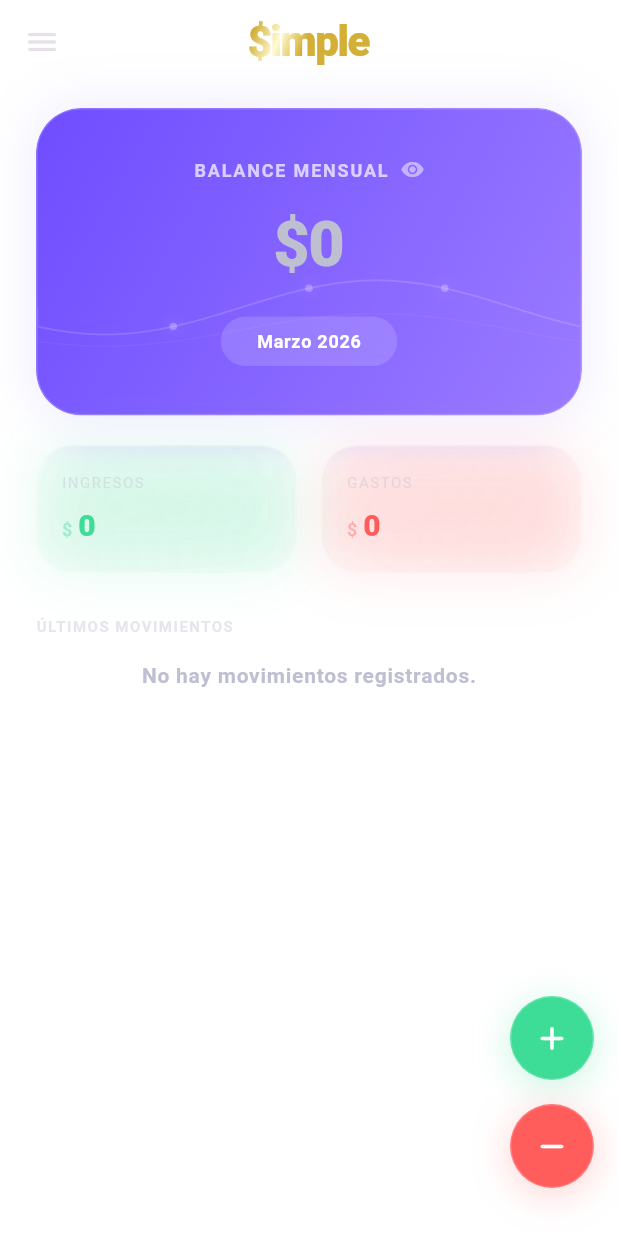
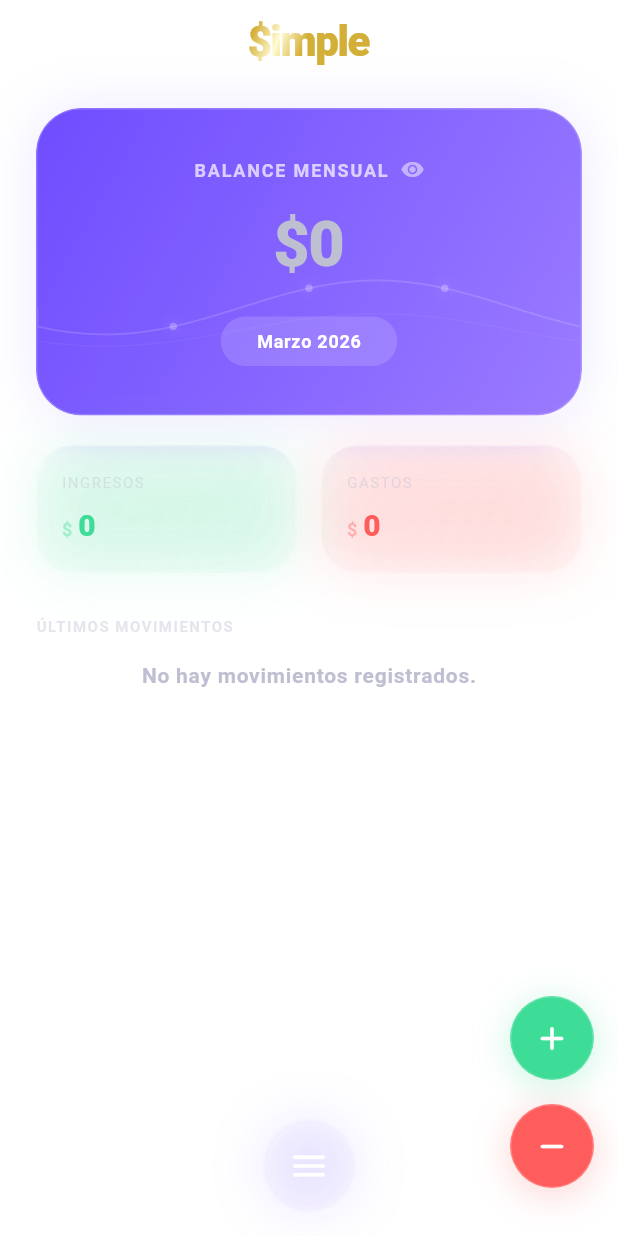
Before and after one commit to Miguel92D/GastosSimple, a Flutter app: the screen it shows after launch, after a tap on the "grid view" icon, on a phone screen of 412 x 824 dp. Run offline on Flutter 3.47's test engine with Material 3 defaults, Android fonts, the phone set to English and light mode, and no system bars; our stand-ins replace cloud_firestore, file_picker, firebase_auth, firebase_core, fl_chart, flutter_local_notifications and 8 more; missing offline and left inert: home_widget; accounts and stored records are empty.

Commit message:
dashboard ui update

```diff
--- a/lib/core/ui/layout/app_scaffold.dart
+++ b/lib/core/ui/layout/app_scaffold.dart
@@ -1,5 +1,7 @@
 import 'package:flutter/material.dart';
 import '../app_text_styles.dart';
+import '../app_colors.dart';
+import '../glass_card.dart';
 
 class AppScaffold extends StatelessWidget {
   final Widget body;
@@ -23,6 +25,8 @@ class AppScaffold extends StatelessWidget {
       backgroundColor:
           Colors.transparent, // Background handled by parent or theme
       appBar: AppBar(
+        automaticallyImplyLeading:
+            false, // Desactivamos el menú de arriba a la izquierda
         title:
             titleWidget ??
             Text(
@@ -38,7 +42,41 @@ class AppScaffold extends StatelessWidget {
       ),
       drawer: drawer,
       body: body,
-      floatingActionButton: floatingActionButton,
+      // Usamos el FAB para posicionar tanto el menú abajo al centro como las acciones a la derecha
+      floatingActionButtonLocation: FloatingActionButtonLocation.centerFloat,
+      floatingActionButton: Container(
+        width: double.infinity,
+        padding: const EdgeInsets.symmetric(horizontal: 16),
+        child: Stack(
+          alignment: Alignment.bottomCenter,
+          children: [
+            // Botón de menú central (solo si hay drawer)
+            if (drawer != null)
+              Builder(
+                builder: (scaffoldContext) => GestureDetector(
+                  onTap: () => Scaffold.of(scaffoldContext).openDrawer(),
+                  child: GlassCard(
+                    borderRadius: 50,
+                    padding: const EdgeInsets.all(16),
+                    glowColor: AppColors.primaryPurple.withOpacity(0.3),
+                    child: const Icon(
+                      Icons.menu_rounded,
+                      color: Colors.white,
+                      size: 28,
+                    ),
+                  ),
+                ),
+              ),
+
+            // Acciones a la derecha (Ingreso/Gasto)
+            if (floatingActionButton != null)
+              Align(
+                alignment: Alignment.bottomRight,
+                child: floatingActionButton!,
+              ),
+          ],
+        ),
+      ),
     );
   }
 }
--- a/lib/features/debts/screens/debt_screen.dart
+++ b/lib/features/debts/screens/debt_screen.dart
@@ -548,7 +548,7 @@ class _DebtScreenState extends State<DebtScreen> {
                                             _buildActionButton(
                                               Icons.edit_rounded,
                                               l10n.edit,
-                                              AppColors.softText,
+                                              AppColors.primaryPurple,
                                               () => _showDebtForm(debt: debt),
                                             ),
                                             _buildActionButton(
--- a/lib/features/goals/screens/goal_screen.dart
+++ b/lib/features/goals/screens/goal_screen.dart
@@ -203,7 +203,7 @@ class _GoalScreenState extends State<GoalScreen> {
                                         icon: const Icon(
                                           Icons.edit_rounded,
                                           size: 20,
-                                          color: AppColors.softText,
+                                          color: AppColors.primaryPurple,
                                         ),
                                       ),
                                       IconButton(
--- a/lib/features/transactions/screens/quick_entry_screen.dart
+++ b/lib/features/transactions/screens/quick_entry_screen.dart
@@ -88,7 +88,6 @@ class _QuickEntryScreenState extends State<QuickEntryScreen> {
                     Expanded(
                       child: _buildActionCard(
                         context: context,
-                        label: l10n.income,
                         icon: Icons.add_rounded,
                         color: AppColors.incomeGreen,
                         onTap: () => ActionController.execute(
@@ -102,7 +101,6 @@ class _QuickEntryScreenState extends State<QuickEntryScreen> {
                     Expanded(
                       child: _buildActionCard(
                         context: context,
-                        label: l10n.expense,
                         icon: Icons.remove_rounded,
                         color: AppColors.expenseRed,
                         onTap: () => ActionController.execute(
@@ -127,7 +125,6 @@ class _QuickEntryScreenState extends State<QuickEntryScreen> {
 
   Widget _buildActionCard({
     required BuildContext context,
-    required String label,
     required IconData icon,
     required Color color,
     required VoidCallback onTap,
@@ -135,29 +132,19 @@ class _QuickEntryScreenState extends State<QuickEntryScreen> {
     return GestureDetector(
       onTap: onTap,
       child: GlassCard(
-        padding: const EdgeInsets.symmetric(vertical: AppSpacing.xxl - 8),
+        padding: const EdgeInsets.symmetric(vertical: AppSpacing.xxl),
         borderRadius: AppRadius.xl,
         glowColor: color.withOpacity(0.12),
-        child: Column(
-          children: [
-            Container(
+        child: Center(
+          child: Container(
             padding: const EdgeInsets.all(AppSpacing.sm + 4),
             decoration: BoxDecoration(
               color: color.withOpacity(0.1),
               shape: BoxShape.circle,
               border: Border.all(color: color.withOpacity(0.25), width: 1.5),
             ),
-              child: Icon(icon, color: color, size: 32),
+            child: Icon(icon, color: color, size: 40),
           ),
-            const SizedBox(height: AppSpacing.lg - 4),
-            Text(
-              label,
-              style: AppTextStyles.cardTitle.copyWith(
-                fontSize: 18,
-                letterSpacing: 0.2,
-              ),
-            ),
-          ],
         ),
       ),
     );
--- a/lib/features/transactions/widgets/transaction_history_list.dart
+++ b/lib/features/transactions/widgets/transaction_history_list.dart
@@ -48,7 +48,10 @@ class TransactionHistoryList extends StatelessWidget {
               ),
               const SizedBox(height: 16),
               ListTile(
-                leading: const Icon(Icons.edit_rounded, color: AppColors.blue),
+                leading: const Icon(
+                  Icons.edit_rounded,
+                  color: AppColors.primaryPurple,
+                ),
                 title: Text(
                   AppLocalizations.of(context)!.edit,
                   style: AppTextStyles.bodyMain,
--- a/lib/features/vault/screens/vault_screen.dart
+++ b/lib/features/vault/screens/vault_screen.dart
@@ -2,6 +2,7 @@ import 'package:flutter/material.dart';
 import '../widgets/vault_dashboard.dart';
 import '../../../core/ui/layout/app_scaffold.dart';
 import '../../../core/ui/app_fab.dart';
+import '../../../core/ui/app_drawer.dart';
 
 class VaultScreen extends StatefulWidget {
   const VaultScreen({super.key});
@@ -15,6 +16,7 @@ class _VaultScreenState extends State<VaultScreen> {
   Widget build(BuildContext context) {
     return const AppScaffold(
       title: "Bóveda privada",
+      drawer: AppDrawer(),
       body: VaultDashboard(),
       floatingActionButton: AppFAB(mode: "vault"),
     );
```
Lines whose indentation alone changed are shown as unchanged.
